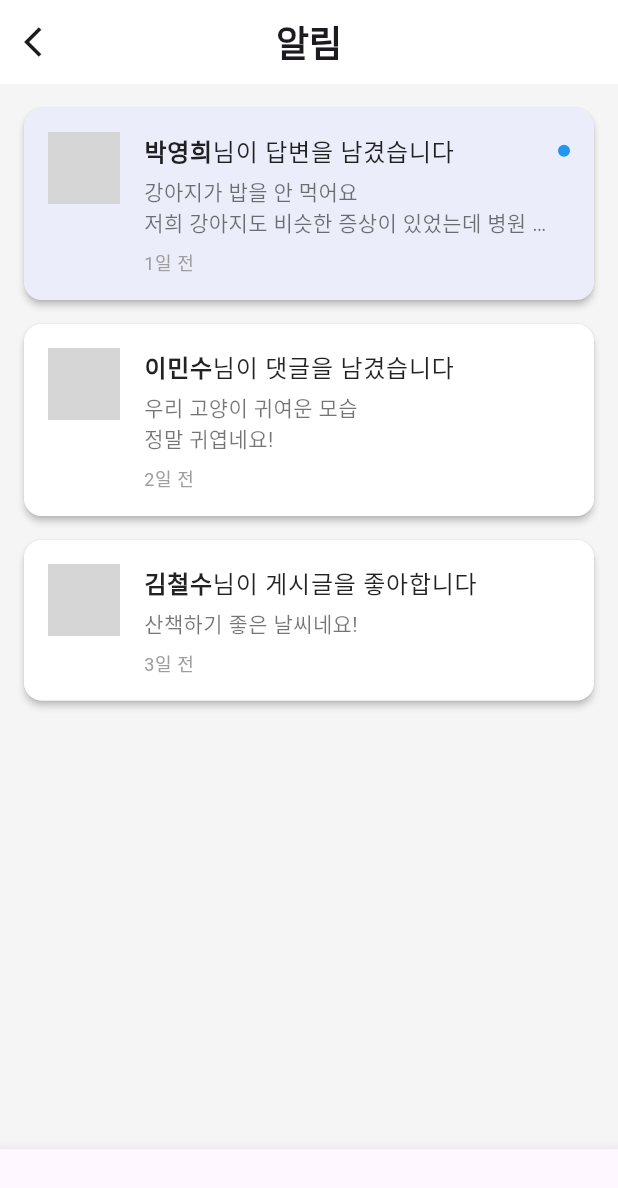
After one commit to oh930428/MiddleProject-AniMind-Pawong, a Flutter app: the NotificationScreen screen opened by its route, on a phone screen of 412 x 824 dp. The commit adds this screen. Shown: the top 1188 px of the screen. Run offline on Flutter 3.47's test engine with Material 3 defaults, Android fonts, the phone set to English and light mode, and no system bars; our stand-ins replace dio, flutter_dotenv, go_router, google_sign_in, image_picker, shared_preferences and 1 more; accounts and stored records are empty; network calls fail; grey boxes are pictures that could not be loaded.

Commit message:
add notification screen

```diff
--- a/lib/core/router/app_router.dart
+++ b/lib/core/router/app_router.dart
@@ -1,22 +1,22 @@
 import 'package:flutter/material.dart';
 import 'package:go_router/go_router.dart';
 import 'package:provider/provider.dart';
-import 'home_shell.dart';
 
 // ViewModel
 import '../../features/auth/domain/viewmodel/auth_viewmodel.dart';
-
-// UI
 import '../../features/auth/ui/signup_screen.dart';
 import '../../features/auth/ui/social_login_screen.dart';
+import '../../features/faq/ui/faq_screen.dart';
+import '../../features/home/presentation/ui/home_screen.dart';
+import '../../features/notification/ui/notification_screen.dart';
 import '../../features/onboarding/ui/onboarding_first_screen.dart';
 import '../../features/onboarding/ui/onboarding_fourth_screen.dart';
 import '../../features/onboarding/ui/onboarding_second_screen.dart';
 import '../../features/onboarding/ui/onboarding_third_screen.dart';
-import '../../features/home/presentation/ui/home_screen.dart';
 import '../../features/pet/ui/pet_profile_screen.dart';
-import '../../features/faq/ui/faq_screen.dart';
+// UI
 import '../../features/splash/ui/splash_screen.dart';
+import 'home_shell.dart';
 
 GoRouter createRouter(BuildContext context) {
   final authViewModel = context.read<AuthViewModel>();
@@ -65,6 +65,10 @@ GoRouter createRouter(BuildContext context) {
             builder: (_, __) => const PetProfileScreen(),
           ),
           GoRoute(path: '/faq', builder: (_, __) => const FaqScreen()),
+          GoRoute(
+            path: '/notification',
+            builder: (_, __) => const NotificationScreen(),
+          ),
         ],
       ),
     ],
--- a/lib/core/router/home_shell.dart
+++ b/lib/core/router/home_shell.dart
@@ -25,6 +25,9 @@ class HomeShell extends StatelessWidget {
             case 2:
               context.go('/faq');
               break;
+            case 3:
+              context.go('/notification');
+              break;
           }
         },
         items: const [
@@ -34,6 +37,7 @@ class HomeShell extends StatelessWidget {
             icon: Icon(Icons.question_mark),
             label: 'FAQ',
           ),
+          BottomNavigationBarItem(icon: Icon(Icons.notifications), label: '알림'),
         ],
       ),
     );
@@ -42,6 +46,9 @@ class HomeShell extends StatelessWidget {
   int _calculateIndex(BuildContext context) {
     final location = GoRouterState.of(context).uri.toString();
     if (location.startsWith('/profile')) return 1;
+    if (location.startsWith('/faq')) return 2;
+    if (location.startsWith('/notification')) return 3;
+
     return 0;
   }
 }
--- /dev/null
+++ b/lib/features/notification/ui/notification_screen.dart
@@ -0,0 +1,63 @@
+import 'package:flutter/material.dart';
+
+import '../widget/notification_item.dart';
+
+// 알림 화면 위젯
+class NotificationScreen extends StatelessWidget {
+  const NotificationScreen({super.key});
+
+  @override
+  Widget build(BuildContext context) {
+    final theme = Theme.of(context);
+
+    return Scaffold(
+      backgroundColor: Colors.grey[100],
+      appBar: AppBar(
+        title: Text(
+          '알림',
+          style: theme.textTheme.headlineSmall?.copyWith(
+            fontWeight: FontWeight.bold,
+          ),
+        ),
+        centerTitle: true,
+        leading: IconButton(
+          icon: const Icon(Icons.arrow_back_ios),
+          onPressed: () {
+            Navigator.of(context).pop();
+          },
+        ),
+        elevation: 0,
+        backgroundColor: Colors.white,
+      ),
+      body: ListView(
+        padding: const EdgeInsets.all(8.0),
+        children: const [
+          NotificationItem(
+            sender: '박영희',
+            action: '답변을 남겼습니다',
+            content: '강아지가 밥을 안 먹어요\n저희 강아지도 비슷한 증상이 있었는데 병원 가보니 소화불량이었어요.',
+            time: '1일 전',
+            isNew: true,
+            avatarUrl: 'https://i.pravatar.cc/150?img=1',
+          ),
+          NotificationItem(
+            sender: '이민수',
+            action: '댓글을 남겼습니다',
+            content: '우리 고양이 귀여운 모습\n정말 귀엽네요!',
+            time: '2일 전',
+            isNew: false,
+            avatarUrl: 'https://i.pravatar.cc/150?img=2',
+          ),
+          NotificationItem(
+            sender: '김철수',
+            action: '게시글을 좋아합니다',
+            content: '산책하기 좋은 날씨네요!',
+            time: '3일 전',
+            isNew: false,
+            avatarUrl: 'https://i.pravatar.cc/150?img=3',
+          ),
+        ],
+      ),
+    );
+  }
+}
--- /dev/null
+++ b/lib/features/notification/widget/notification_item.dart
@@ -0,0 +1,111 @@
+// 개별 알림 항목 위젯
+import 'package:flutter/material.dart';
+
+class NotificationItem extends StatelessWidget {
+  final String sender;
+  final String action;
+  final String content;
+  final String time;
+  final bool isNew;
+  final String avatarUrl;
+
+  const NotificationItem({
+    super.key,
+    required this.sender,
+    required this.action,
+    required this.content,
+    required this.time,
+    this.isNew = false,
+    required this.avatarUrl,
+  });
+
+  @override
+  Widget build(BuildContext context) {
+    final theme = Theme.of(context);
+
+    return Card(
+      margin: const EdgeInsets.symmetric(vertical: 8.0, horizontal: 8.0),
+      elevation: 2.0,
+      shape: RoundedRectangleBorder(borderRadius: BorderRadius.circular(12.0)),
+      child: InkWell(
+        onTap: () {
+          // TODO: 해당 포스트/답변으로 이동하는 로직 구현
+        },
+        borderRadius: BorderRadius.circular(12.0),
+        child: Container(
+          padding: const EdgeInsets.all(16.0),
+          decoration: BoxDecoration(
+            color: isNew ? Colors.blue.withOpacity(0.05) : Colors.white,
+            borderRadius: BorderRadius.circular(12.0),
+          ),
+          child: Row(
+            crossAxisAlignment: CrossAxisAlignment.start,
+            children: [
+              CircleAvatar(
+                backgroundImage: NetworkImage(avatarUrl),
+                radius: 24,
+              ),
+              const SizedBox(width: 16.0),
+              Expanded(
+                child: Column(
+                  crossAxisAlignment: CrossAxisAlignment.start,
+                  children: [
+                    Row(
+                      children: [
+                        Expanded(
+                          child: RichText(
+                            text: TextSpan(
+                              style: theme.textTheme.bodyLarge?.copyWith(
+                                color: Colors.black87,
+                              ),
+                              children: [
+                                TextSpan(
+                                  text: sender,
+                                  style: const TextStyle(
+                                    fontWeight: FontWeight.bold,
+                                  ),
+                                ),
+                                TextSpan(text: '님이 $action'),
+                              ],
+                            ),
+                            overflow: TextOverflow.ellipsis,
+                          ),
+                        ),
+                        if (isNew)
+                          Container(
+                            margin: const EdgeInsets.only(left: 8.0),
+                            width: 8,
+                            height: 8,
+                            decoration: const BoxDecoration(
+                              color: Colors.blue,
+                              shape: BoxShape.circle,
+                            ),
+                          ),
+                      ],
+                    ),
+                    const SizedBox(height: 4.0),
+                    Text(
+                      content,
+                      style: theme.textTheme.bodyMedium?.copyWith(
+                        color: Colors.black54,
+                      ),
+                      maxLines: 2,
+                      overflow: TextOverflow.ellipsis,
+                    ),
+                    const SizedBox(height: 8.0),
+                    Text(
+                      time,
+                      style: theme.textTheme.bodySmall?.copyWith(
+                        color: Colors.grey,
+                      ),
+                    ),
+                  ],
+                ),
+              ),
+            ],
+          ),
+        ),
+      ),
+    );
+  }
+}
```
